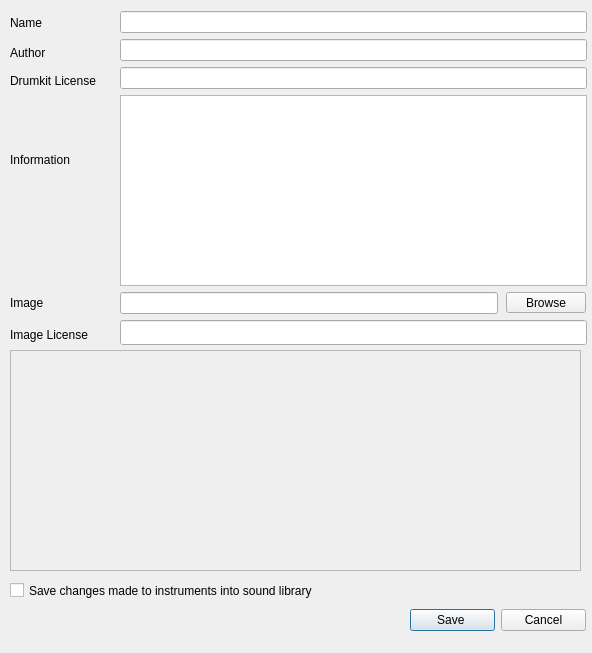
Qt form src/gui/src/SoundLibrary/SoundLibraryPropertiesDialog_UI.ui (hydrogen-music/hydrogen) before a commit.
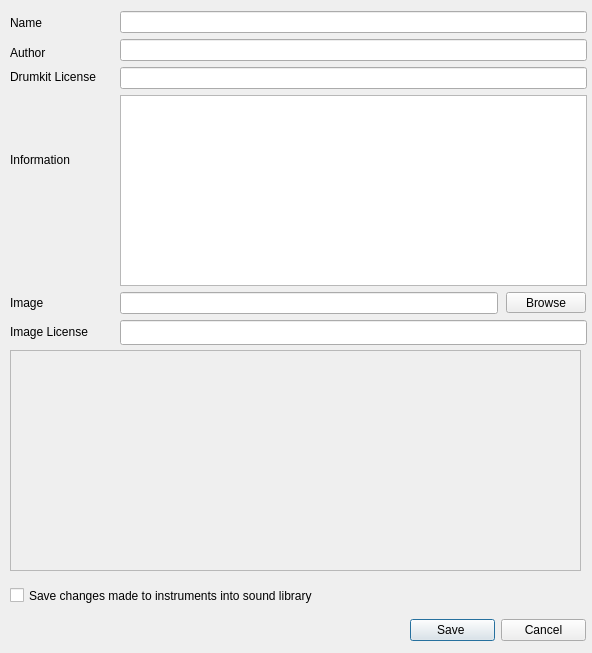
The same form after that commit.

Commit message: Provide more room for translated labels

```diff
--- a/src/gui/src/SoundLibrary/SoundLibraryPropertiesDialog_UI.ui
+++ b/src/gui/src/SoundLibrary/SoundLibraryPropertiesDialog_UI.ui
@@ -130,14 +130,17 @@
      <x>10</x>
      <y>70</y>
      <width>111</width>
-     <height>21</height>
+     <height>41</height>
     </rect>
    </property>
    <property name="text">
     <string>Drumkit License</string>
    </property>
    <property name="alignment">
-    <set>Qt::AlignLeading|Qt::AlignLeft|Qt::AlignVCenter</set>
+    <set>Qt::AlignLeading|Qt::AlignLeft|Qt::AlignTop</set>
+   </property>
+   <property name="wordWrap">
+    <bool>true</bool>
    </property>
   </widget>
   <widget class="QLineEdit" name="licenseTxt">
@@ -169,7 +172,7 @@
    <property name="geometry">
     <rect>
      <x>410</x>
-     <y>600</y>
+     <y>610</y>
      <width>176</width>
      <height>41</height>
     </rect>
@@ -196,8 +199,8 @@
     <rect>
      <x>10</x>
      <y>580</y>
-     <width>469</width>
-     <height>21</height>
+     <width>571</width>
+     <height>31</height>
     </rect>
    </property>
    <property name="text">
@@ -343,9 +346,9 @@
    <property name="geometry">
     <rect>
      <x>10</x>
-     <y>322</y>
+     <y>316</y>
      <width>111</width>
-     <height>25</height>
+     <height>31</height>
     </rect>
    </property>
    <property name="sizePolicy">
@@ -357,6 +360,9 @@
    <property name="text">
     <string>Image License</string>
    </property>
+   <property name="wordWrap">
+    <bool>true</bool>
+   </property>
   </widget>
  </widget>
  <tabstops>
```
Left out of the diff: 3 changed lines with no effect on the pictures. The commit also changes 1 other file.
